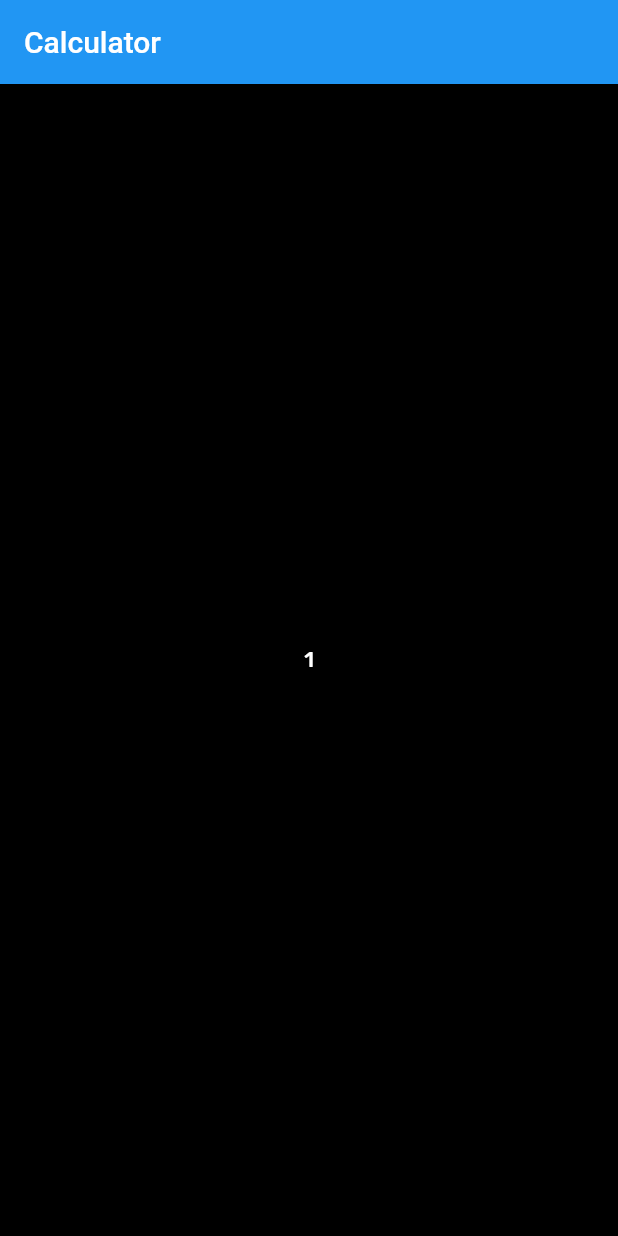
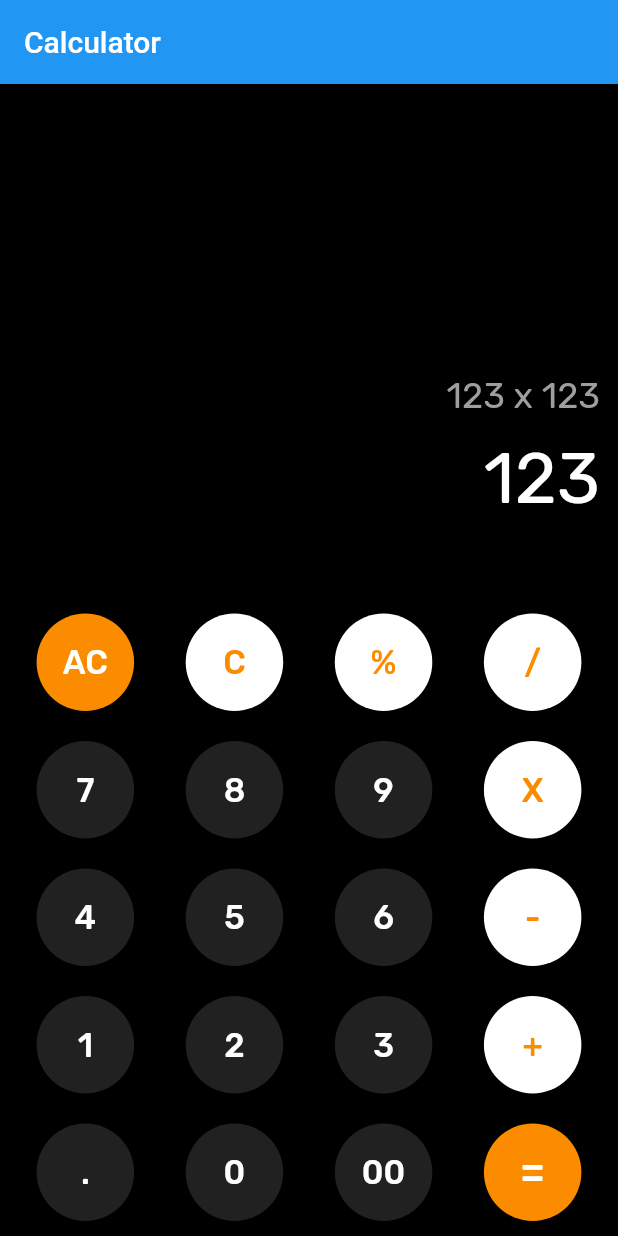
Before and after one commit to UtkarshChaurasia/Calculator, a Flutter app: the screen it shows after launch, on a phone screen of 412 x 824 dp. Run offline on Flutter 3.47's test engine with Material 2 defaults, Android fonts, the phone set to English and light mode, and no system bars; our stand-ins replace google_fonts.

Commit message:
UI completed

```diff
--- a/lib/main.dart
+++ b/lib/main.dart
@@ -1,4 +1,5 @@
 import 'package:flutter/material.dart';
+import 'package:google_fonts/google_fonts.dart';
 
 import 'widgets/CalcButton.dart';
 
@@ -17,10 +18,138 @@ class Homepage extends StatelessWidget {
         title: Text("Calculator"),
       ),
       backgroundColor: Colors.black,
-      body: Center(
-        child: CalcButton(
-          text: "1",
-        ),
+      body: Column(
+        mainAxisAlignment: MainAxisAlignment.end,
+        children: [
+          Container(
+            padding: EdgeInsets.only(right: 12),
+            child: Text(
+              "123 x 123",
+              style: GoogleFonts.rubik(
+                  textStyle: TextStyle(fontSize: 24), color: Colors.grey[500]),
+            ),
+            alignment: Alignment(1, 1),
+          ),
+          Container(
+            padding: EdgeInsets.all(12),
+            child: Text(
+              "123",
+              style: GoogleFonts.rubik(
+                  textStyle: TextStyle(fontSize: 48), color: Colors.white),
+            ),
+            alignment: Alignment(1, 1),
+          ),
+          SizedBox(height: 40),
+          Row(
+              mainAxisAlignment: MainAxisAlignment.spaceEvenly,
+              children: <Widget>[
+                CalcButton(
+                  text: 'AC',
+                  fillColor: 0xFFFB8C00,
+                  textColor: 0xFFFFFFFF,
+                ),
+                CalcButton(
+                  text: 'C',
+                  fillColor: 0xFFFFFFFF,
+                  textColor: 0xFFFB8C00,
+                ),
+                CalcButton(
+                  text: '%',
+                  fillColor: 0xFFFFFFFF,
+                  textColor: 0xFFFB8C00,
+                ),
+                CalcButton(
+                  text: '/',
+                  fillColor: 0xFFFFFFFF,
+                  textColor: 0xFFFB8C00,
+                ),
+              ]),
+          Row(
+              mainAxisAlignment: MainAxisAlignment.spaceEvenly,
+              children: <Widget>[
+                CalcButton(
+                  text: '7',
+                  fillColor: 0xFF212121,
+                ),
+                CalcButton(
+                  text: '8',
+                  fillColor: 0xFF212121,
+                ),
+                CalcButton(
+                  text: '9',
+                  fillColor: 0xFF212121,
+                ),
+                CalcButton(
+                  text: 'X',
+                  fillColor: 0xFFFFFFFF,
+                  textColor: 0xFFFB8C00,
+                ),
+              ]),
+          Row(
+              mainAxisAlignment: MainAxisAlignment.spaceEvenly,
+              children: <Widget>[
+                CalcButton(
+                  text: '4',
+                  fillColor: 0xFF212121,
+                ),
+                CalcButton(
+                  text: '5',
+                  fillColor: 0xFF212121,
+                ),
+                CalcButton(
+                  text: '6',
+                  fillColor: 0xFF212121,
+                ),
+                CalcButton(
+                  text: '-',
+                  fillColor: 0xFFFFFFFF,
+                  textColor: 0xFFFB8C00,
+                ),
+              ]),
+          Row(
+              mainAxisAlignment: MainAxisAlignment.spaceEvenly,
+              children: <Widget>[
+                CalcButton(
+                  text: '1',
+                  fillColor: 0xFF212121,
+                ),
+                CalcButton(
+                  text: '2',
+                  fillColor: 0xFF212121,
+                ),
+                CalcButton(
+                  text: '3',
+                  fillColor: 0xFF212121,
+                ),
+                CalcButton(
+                  text: '+',
+                  fillColor: 0xFFFFFFFF,
+                  textColor: 0xFFFB8C00,
+                ),
+              ]),
+          Row(
+              mainAxisAlignment: MainAxisAlignment.spaceEvenly,
+              children: <Widget>[
+                CalcButton(
+                  text: '.',
+                  fillColor: 0xFF212121,
+                ),
+                CalcButton(
+                  text: '0',
+                  fillColor: 0xFF212121,
+                ),
+                CalcButton(
+                  text: '00',
+                  fillColor: 0xFF212121,
+                ),
+                CalcButton(
+                  text: '=',
+                  textSize: 30,
+                  fillColor: 0xFFFB8C00,
+                  textColor: 0xFFFFFFFF,
+                ),
+              ]),
+        ],
       ),
     );
   }
--- a/lib/widgets/CalcButton.dart
+++ b/lib/widgets/CalcButton.dart
@@ -12,12 +12,14 @@ class CalcButton extends StatelessWidget {
       this.fillColor,
       this.text,
       this.textColor = 0xFFFFFFFF,
-      this.textSize})
+      this.textSize = 22})
       : super(key: key);
 
   @override
   Widget build(BuildContext context) {
-    return SizedBox(
+    return Container(
+      margin: EdgeInsets.all(10),
+      child: SizedBox(
           width: 65,
           height: 65,
           child: FlatButton(
@@ -33,6 +35,7 @@ class CalcButton extends StatelessWidget {
             onPressed: () {},
             color: fillColor != null ? Color(fillColor) : null,
             textColor: Color(textColor),
-        ));
+          )),
+    );
   }
 }
```
Lines whose indentation alone changed are shown as unchanged.
